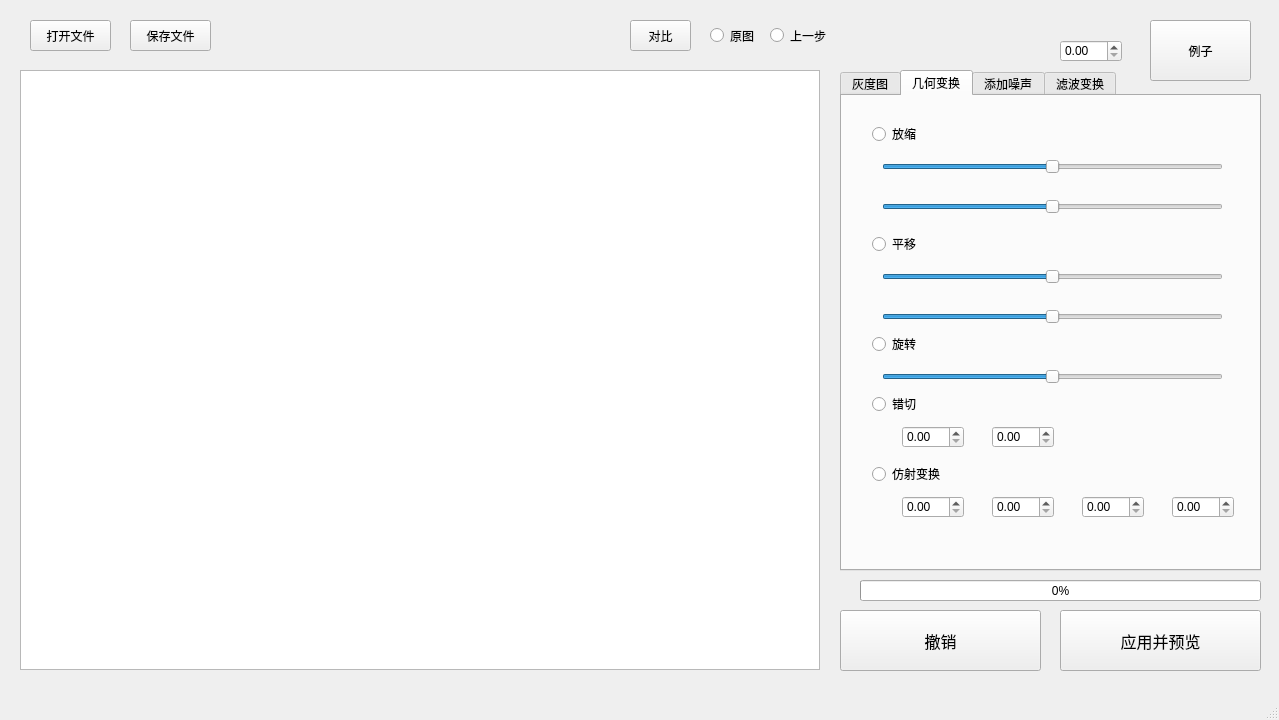
This is gui/main.ui in xzx1449/DIP-assignment as Qt 5 draws it before an edit. The edited form follows.
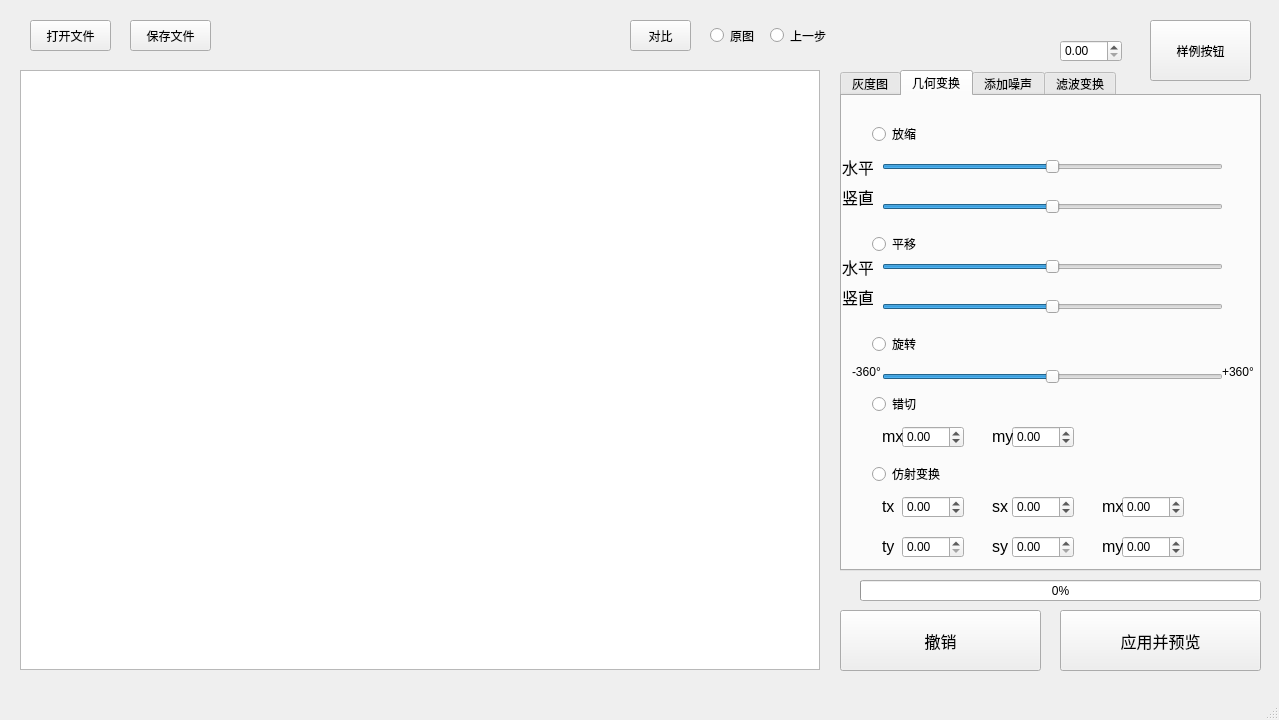
This is the edited form. The open tabs and pages were chosen to show the change.

Diff of the .ui file:
```diff
--- a/gui/main.ui
+++ b/gui/main.ui
@@ -206,7 +206,7 @@
       <property name="geometry">
        <rect>
         <x>40</x>
-        <y>170</y>
+        <y>160</y>
         <width>341</width>
         <height>22</height>
        </rect>
@@ -225,7 +225,7 @@
       <property name="geometry">
        <rect>
         <x>40</x>
-        <y>210</y>
+        <y>200</y>
         <width>341</width>
         <height>22</height>
        </rect>
@@ -309,55 +309,369 @@
         <height>22</height>
        </rect>
       </property>
+      <property name="minimum">
+       <double>-5.000000000000000</double>
+      </property>
+      <property name="maximum">
+       <double>5.000000000000000</double>
+      </property>
      </widget>
      <widget class="QDoubleSpinBox" name="para242">
       <property name="geometry">
        <rect>
-        <x>150</x>
+        <x>170</x>
         <y>330</y>
         <width>62</width>
         <height>22</height>
        </rect>
       </property>
-     </widget>
-     <widget class="QDoubleSpinBox" name="para252">
-      <property name="geometry">
-       <rect>
-        <x>150</x>
-        <y>400</y>
-        <width>62</width>
-        <height>22</height>
-       </rect>
+      <property name="minimum">
+       <double>-5.000000000000000</double>
       </property>
-     </widget>
-     <widget class="QDoubleSpinBox" name="para251">
-      <property name="geometry">
-       <rect>
-        <x>60</x>
-        <y>400</y>
-        <width>62</width>
-        <height>22</height>
-       </rect>
+      <property name="maximum">
+       <double>5.000000000000000</double>
       </property>
      </widget>
      <widget class="QDoubleSpinBox" name="para253">
       <property name="geometry">
        <rect>
-        <x>240</x>
+        <x>170</x>
         <y>400</y>
         <width>62</width>
         <height>22</height>
        </rect>
+      </property>
+      <property name="minimum">
+       <double>-5.000000000000000</double>
+      </property>
+      <property name="maximum">
+       <double>5.000000000000000</double>
+      </property>
+     </widget>
+     <widget class="QDoubleSpinBox" name="para251">
+      <property name="geometry">
+       <rect>
+        <x>60</x>
+        <y>400</y>
+        <width>62</width>
+        <height>22</height>
+       </rect>
+      </property>
+      <property name="minimum">
+       <double>-20.000000000000000</double>
+      </property>
+      <property name="maximum">
+       <double>20.000000000000000</double>
+      </property>
+     </widget>
+     <widget class="QDoubleSpinBox" name="para255">
+      <property name="geometry">
+       <rect>
+        <x>280</x>
+        <y>400</y>
+        <width>62</width>
+        <height>22</height>
+       </rect>
+      </property>
+      <property name="minimum">
+       <double>-5.000000000000000</double>
+      </property>
+      <property name="maximum">
+       <double>5.000000000000000</double>
+      </property>
+     </widget>
+     <widget class="QDoubleSpinBox" name="para252">
+      <property name="geometry">
+       <rect>
+        <x>60</x>
+        <y>440</y>
+        <width>62</width>
+        <height>22</height>
+       </rect>
+      </property>
+      <property name="maximum">
+       <double>20.000000000000000</double>
       </property>
      </widget>
      <widget class="QDoubleSpinBox" name="para254">
       <property name="geometry">
        <rect>
-        <x>330</x>
-        <y>400</y>
+        <x>170</x>
+        <y>440</y>
         <width>62</width>
         <height>22</height>
        </rect>
+      </property>
+      <property name="maximum">
+       <double>5.000000000000000</double>
+      </property>
+     </widget>
+     <widget class="QDoubleSpinBox" name="para256">
+      <property name="geometry">
+       <rect>
+        <x>280</x>
+        <y>440</y>
+        <width>62</width>
+        <height>22</height>
+       </rect>
+      </property>
+      <property name="minimum">
+       <double>-5.000000000000000</double>
+      </property>
+      <property name="maximum">
+       <double>5.000000000000000</double>
+      </property>
+     </widget>
+     <widget class="QLabel" name="label">
+      <property name="geometry">
+       <rect>
+        <x>40</x>
+        <y>400</y>
+        <width>21</width>
+        <height>21</height>
+       </rect>
+      </property>
+      <property name="font">
+       <font>
+        <pointsize>12</pointsize>
+       </font>
+      </property>
+      <property name="text">
+       <string>tx</string>
+      </property>
+     </widget>
+     <widget class="QLabel" name="label_2">
+      <property name="geometry">
+       <rect>
+        <x>40</x>
+        <y>440</y>
+        <width>21</width>
+        <height>21</height>
+       </rect>
+      </property>
+      <property name="font">
+       <font>
+        <pointsize>12</pointsize>
+       </font>
+      </property>
+      <property name="text">
+       <string>ty</string>
+      </property>
+     </widget>
+     <widget class="QLabel" name="label_3">
+      <property name="geometry">
+       <rect>
+        <x>150</x>
+        <y>400</y>
+        <width>21</width>
+        <height>21</height>
+       </rect>
+      </property>
+      <property name="font">
+       <font>
+        <pointsize>12</pointsize>
+       </font>
+      </property>
+      <property name="text">
+       <string>sx</string>
+      </property>
+     </widget>
+     <widget class="QLabel" name="label_4">
+      <property name="geometry">
+       <rect>
+        <x>150</x>
+        <y>440</y>
+        <width>21</width>
+        <height>21</height>
+       </rect>
+      </property>
+      <property name="font">
+       <font>
+        <pointsize>12</pointsize>
+       </font>
+      </property>
+      <property name="text">
+       <string>sy</string>
+      </property>
+     </widget>
+     <widget class="QLabel" name="label_5">
+      <property name="geometry">
+       <rect>
+        <x>260</x>
+        <y>400</y>
+        <width>21</width>
+        <height>21</height>
+       </rect>
+      </property>
+      <property name="font">
+       <font>
+        <pointsize>12</pointsize>
+       </font>
+      </property>
+      <property name="text">
+       <string>mx</string>
+      </property>
+     </widget>
+     <widget class="QLabel" name="label_6">
+      <property name="geometry">
+       <rect>
+        <x>260</x>
+        <y>440</y>
+        <width>21</width>
+        <height>21</height>
+       </rect>
+      </property>
+      <property name="font">
+       <font>
+        <pointsize>12</pointsize>
+       </font>
+      </property>
+      <property name="text">
+       <string>my</string>
+      </property>
+     </widget>
+     <widget class="QLabel" name="label_7">
+      <property name="geometry">
+       <rect>
+        <x>40</x>
+        <y>330</y>
+        <width>21</width>
+        <height>21</height>
+       </rect>
+      </property>
+      <property name="font">
+       <font>
+        <pointsize>12</pointsize>
+       </font>
+      </property>
+      <property name="text">
+       <string>mx</string>
+      </property>
+     </widget>
+     <widget class="QLabel" name="label_8">
+      <property name="geometry">
+       <rect>
+        <x>150</x>
+        <y>330</y>
+        <width>21</width>
+        <height>21</height>
+       </rect>
+      </property>
+      <property name="font">
+       <font>
+        <pointsize>12</pointsize>
+       </font>
+      </property>
+      <property name="text">
+       <string>my</string>
+      </property>
+     </widget>
+     <widget class="QLabel" name="label_9">
+      <property name="geometry">
+       <rect>
+        <x>10</x>
+        <y>260</y>
+        <width>31</width>
+        <height>31</height>
+       </rect>
+      </property>
+      <property name="font">
+       <font>
+        <pointsize>9</pointsize>
+       </font>
+      </property>
+      <property name="text">
+       <string>-360°</string>
+      </property>
+     </widget>
+     <widget class="QLabel" name="label_10">
+      <property name="geometry">
+       <rect>
+        <x>380</x>
+        <y>260</y>
+        <width>31</width>
+        <height>31</height>
+       </rect>
+      </property>
+      <property name="font">
+       <font>
+        <pointsize>9</pointsize>
+       </font>
+      </property>
+      <property name="text">
+       <string>+360°</string>
+      </property>
+     </widget>
+     <widget class="QLabel" name="label_11">
+      <property name="geometry">
+       <rect>
+        <x>0</x>
+        <y>160</y>
+        <width>31</width>
+        <height>21</height>
+       </rect>
+      </property>
+      <property name="font">
+       <font>
+        <pointsize>12</pointsize>
+       </font>
+      </property>
+      <property name="text">
+       <string>水平</string>
+      </property>
+     </widget>
+     <widget class="QLabel" name="label_12">
+      <property name="geometry">
+       <rect>
+        <x>0</x>
+        <y>190</y>
+        <width>31</width>
+        <height>21</height>
+       </rect>
+      </property>
+      <property name="font">
+       <font>
+        <pointsize>12</pointsize>
+       </font>
+      </property>
+      <property name="text">
+       <string>竖直</string>
+      </property>
+     </widget>
+     <widget class="QLabel" name="label_13">
+      <property name="geometry">
+       <rect>
+        <x>0</x>
+        <y>60</y>
+        <width>31</width>
+        <height>21</height>
+       </rect>
+      </property>
+      <property name="font">
+       <font>
+        <pointsize>12</pointsize>
+       </font>
+      </property>
+      <property name="text">
+       <string>水平</string>
+      </property>
+     </widget>
+     <widget class="QLabel" name="label_14">
+      <property name="geometry">
+       <rect>
+        <x>0</x>
+        <y>90</y>
+        <width>31</width>
+        <height>21</height>
+       </rect>
+      </property>
+      <property name="font">
+       <font>
+        <pointsize>12</pointsize>
+       </font>
+      </property>
+      <property name="text">
+       <string>竖直</string>
       </property>
      </widget>
     </widget>
@@ -969,7 +1283,7 @@
      </rect>
     </property>
     <property name="text">
-     <string>例子</string>
+     <string>样例按钮</string>
     </property>
    </widget>
    <widget class="QDoubleSpinBox" name="para000">
```
Left out of the diff: 4 changed lines with no effect on the pictures.
